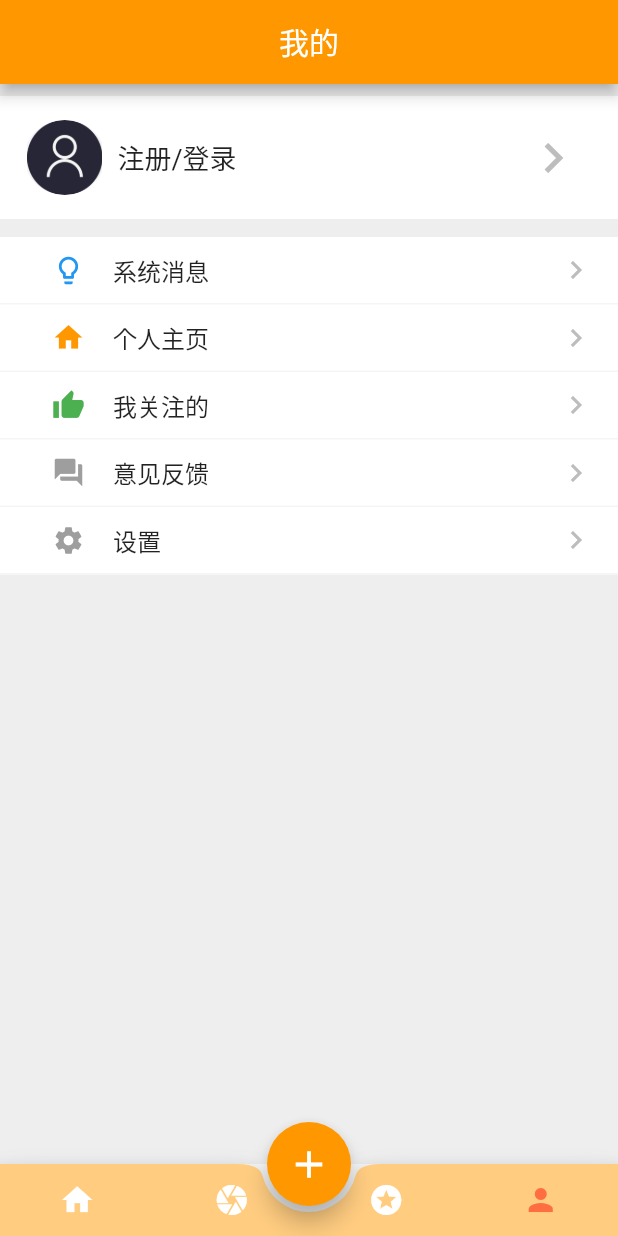
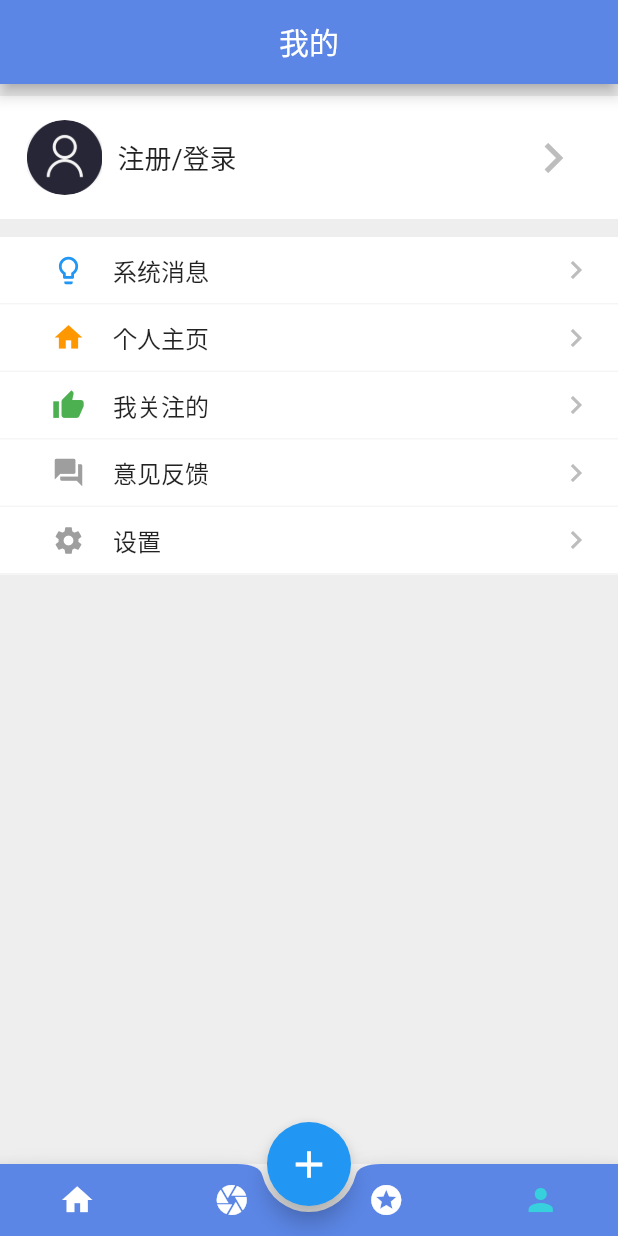
Before and after one commit to project-voice/voice, a Flutter app: the screen it shows after launch, item 4 of the bottom bar chosen, on a phone screen of 412 x 824 dp. Run offline on Flutter 3.47's test engine with Material 2 defaults, Android fonts, the phone set to English and light mode, and no system bars; our stand-ins replace cached_network_image, dio, flutter_easyrefresh, flutter_image_compress, image_picker, share and 3 more; missing offline and left inert: flutter_cupertino_date_picker, flutter_picker, loading_dialog, photo, photo_manager; network calls fail.

Commit message:
feat: 更换主题颜色

```diff
--- a/lib/components/EnglishCorner/CommentDetails.dart
+++ b/lib/components/EnglishCorner/CommentDetails.dart
@@ -355,7 +355,7 @@ class _CommentDetailsState extends State<CommentDetails> {
                   Icons.thumb_up,
                   size: 20,
                   color: topicModel.support.action
-                      ? Colors.orange[400]
+                      ? Color(0xFF5B86E5)
                       : Colors.grey[400],
                 ),
               ),
--- a/lib/main.dart
+++ b/lib/main.dart
@@ -23,7 +23,9 @@ class MyApp extends StatelessWidget {
   Widget build(BuildContext context) {
     return MaterialApp(
       title: title,
-      theme: ThemeData(primarySwatch: Colors.orange),
+      theme: ThemeData(
+        primaryColor: Color(0xFF5B86E5),
+      ),
       initialRoute: '/', //名字为/的路由作为应用的home(首页)
       onGenerateRoute: (RouteSettings settings) {
         // 路由生成钩子
--- a/lib/pages/index.dart
+++ b/lib/pages/index.dart
@@ -87,7 +87,7 @@ class _IndexPageState extends State<IndexPage> {
       num index = bottomTabBar.indexOf(item);
       IconData icon = item['icon'];
       Color color =
-          index == this._selectedKey ? Colors.deepOrangeAccent : Colors.white;
+          index == this._selectedKey ? Color(0xFF36D1DC) : Colors.white;
       tabBarList.add(
         IconButton(
           icon: Icon(icon),
@@ -103,7 +103,7 @@ class _IndexPageState extends State<IndexPage> {
 
     return Scaffold(
       bottomNavigationBar: BottomAppBar(
-        color: Colors.orange[200],
+        color: Color(0xFF5B86E5),
         shape: CircularNotchedRectangle(),
         child: Row(
           mainAxisAlignment: MainAxisAlignment.spaceAround,
```
Also changed, not shown: lib/components/EnglishCorner/MessageItem.dart (+6 -2 lines), lib/pages/EnglishCorner.dart (+5 -2 lines).
